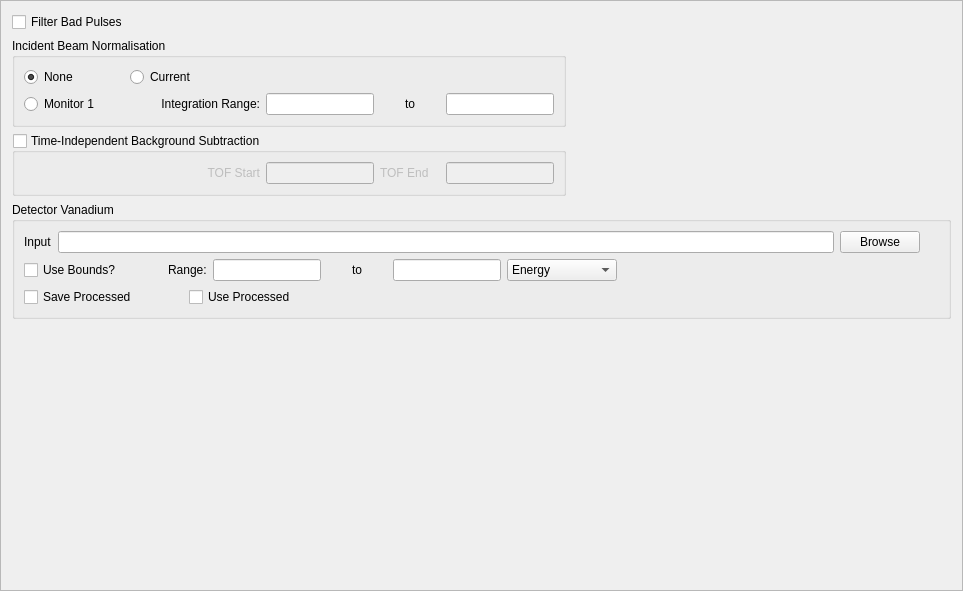
The window that Code/Mantid/scripts/Interface/ui/inelastic/dgs_data_corrections.ui (mantidproject/mantid) describes before a commit, drawn with Qt 5.
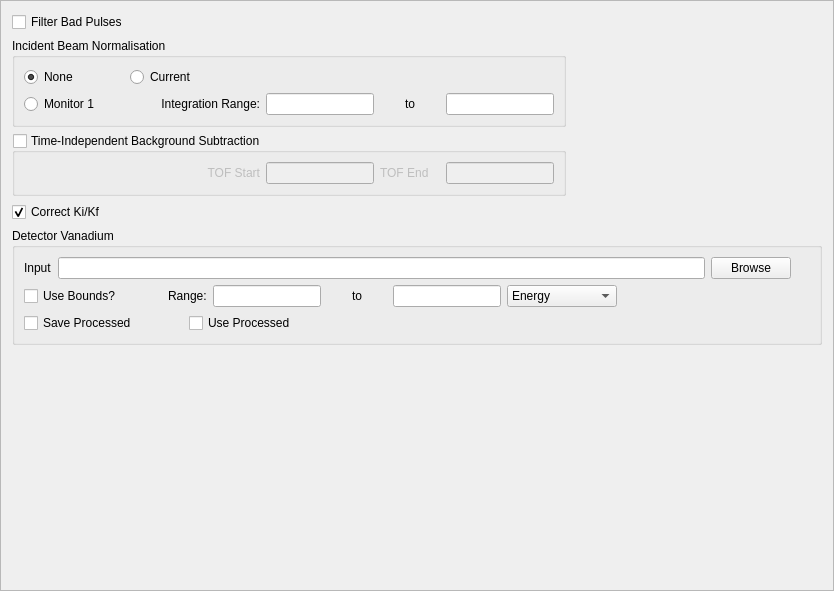
The same window after the commit.

What changed in the file:
```diff
--- a/Code/Mantid/scripts/Interface/ui/inelastic/dgs_data_corrections.ui
+++ b/Code/Mantid/scripts/Interface/ui/inelastic/dgs_data_corrections.ui
@@ -6,7 +6,7 @@
    <rect>
     <x>0</x>
     <y>0</y>
-    <width>963</width>
+    <width>834</width>
     <height>591</height>
    </rect>
   </property>
@@ -214,6 +214,16 @@
      </item>
     </layout>
    </item>
+   <item>
+    <widget class="QCheckBox" name="correct_kikf_cb">
+     <property name="text">
+      <string>Correct Ki/Kf</string>
+     </property>
+     <property name="checked">
+      <bool>true</bool>
+     </property>
+    </widget>
+   </item>
    <item>
     <widget class="QGroupBox" name="det_van_gb">
      <property name="title">
```
